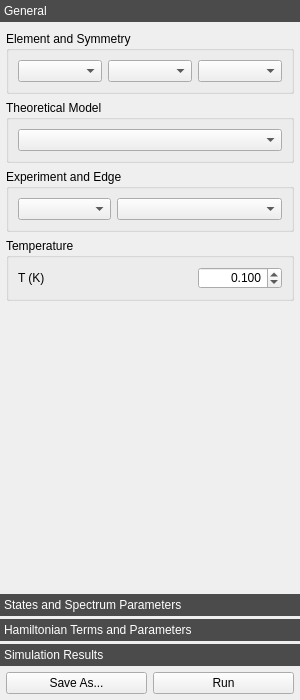
Qt form crispy/resources/gui/uis/quanty.ui (mretegan/crispy) before a commit.
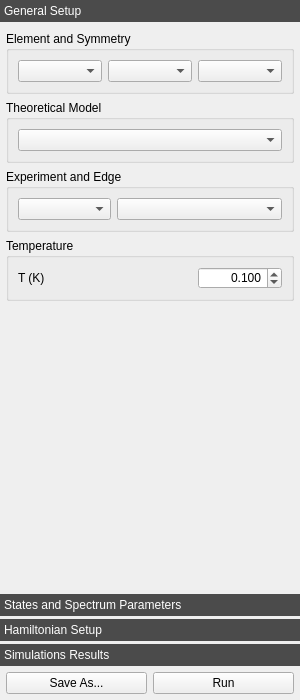
The same form after that commit. Icons and pictures are not drawn. Custom widgets are drawn as their Qt base class.

Commit message: More relabeling of the pages

The edit to the form file:
```diff
--- a/crispy/resources/gui/uis/quanty.ui
+++ b/crispy/resources/gui/uis/quanty.ui
@@ -76,7 +76,7 @@
         </rect>
        </property>
        <attribute name="label">
-        <string>General</string>
+        <string>General Setup</string>
        </attribute>
        <layout class="QVBoxLayout" name="_2">
         <property name="leftMargin">
@@ -682,7 +682,7 @@
         </rect>
        </property>
        <attribute name="label">
-        <string>Hamiltonian Terms and Parameters</string>
+        <string>Hamiltonian Setup</string>
        </attribute>
        <layout class="QVBoxLayout" name="verticalLayout">
         <property name="leftMargin">
@@ -744,7 +744,7 @@
         </rect>
        </property>
        <attribute name="label">
-        <string>Simulation Results</string>
+        <string>Simulations Results</string>
        </attribute>
        <layout class="QVBoxLayout" name="verticalLayout_2">
         <property name="leftMargin">
```
